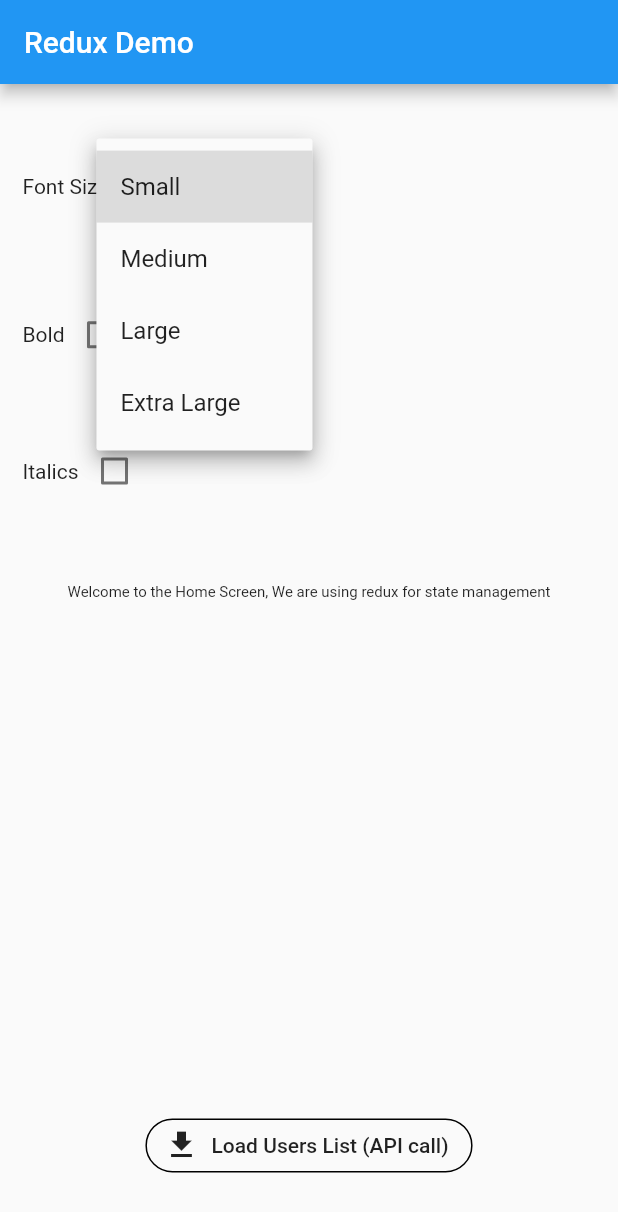
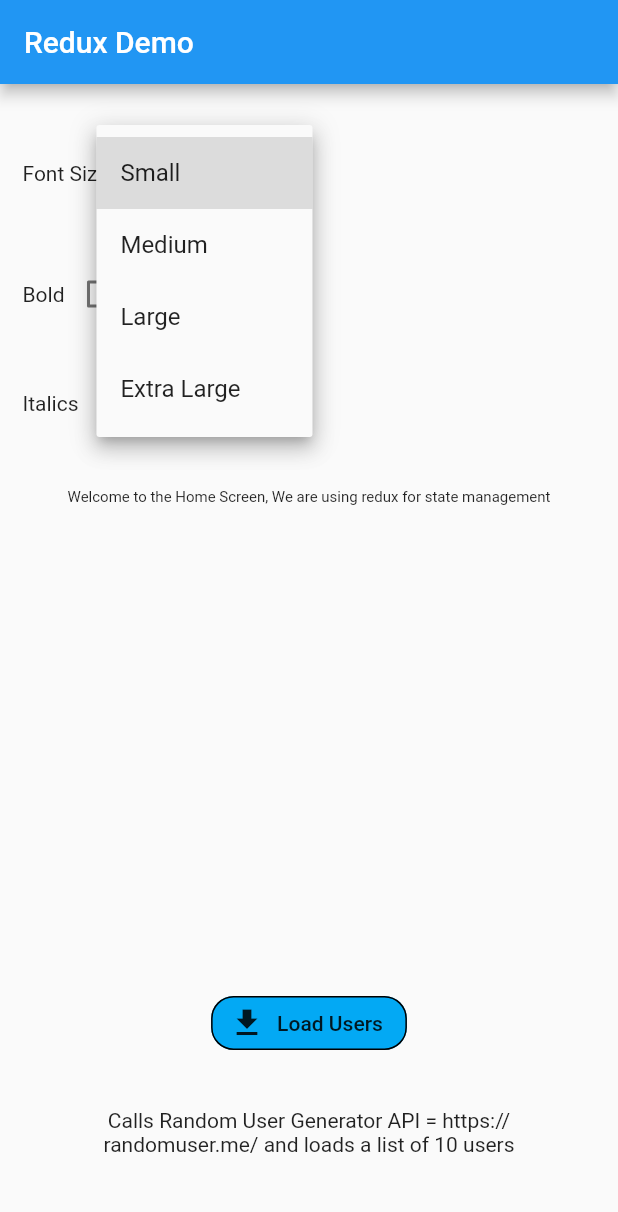
Before and after one commit to geekymon2/flutter_redux, a Flutter app: the screen it shows after launch, after a tap on "Small", on a phone screen of 412 x 824 dp. Shown: the top 1212 px of the screen. Run offline on Flutter 3.47's test engine with Material 2 defaults, Android fonts, the phone set to English and light mode, and no system bars; our stand-ins replace flutter_redux, redux; network calls fail.

Commit message:
refactor, added routing, added user list page

```diff
--- a/lib/app.dart
+++ b/lib/app.dart
@@ -1,9 +1,10 @@
 import 'package:flutter/material.dart';
 import 'package:flutter_redux/flutter_redux.dart';
 import 'package:redux/redux.dart';
-import 'package:reduxdemoapp/redux/actions/actions.dart';
-import 'package:reduxdemoapp/redux/selectors/selectors.dart';
+import 'package:reduxdemoapp/approute.dart';
+import 'package:reduxdemoapp/home.dart';
 import 'package:reduxdemoapp/state/appstate.dart';
+import 'package:reduxdemoapp/users.dart';
 
 class ReduxDemoApp extends StatelessWidget {
   final Store<AppState> store;
@@ -16,141 +17,37 @@ class ReduxDemoApp extends StatelessWidget {
         child: StoreConnector<AppState, _ViewModel>(
             converter: _ViewModel.fromStore,
             builder: (context, vm) => MaterialApp(
-                title: "Redux Demo",
-                home: Scaffold(
-                  appBar: AppBar(
-                    title: Text("Redux Demo"),
-                  ),
-                  body: Padding(
-                    padding: const EdgeInsets.all(15.0),
-                    child: Center(
-                      child: Column(
-                        mainAxisAlignment: MainAxisAlignment.spaceAround,
-                        children: <Widget>[
-                          Row(
-                            children: [
-                              Text("Font Size"),
-                              Padding(
-                                padding: const EdgeInsets.all(8.0),
-                                child: DropdownButton(
-                                    value: vm.fontSize,
-                                    items: [
-                                      DropdownMenuItem(
-                                        child: Text("Small"),
-                                        value: 10.0,
-                                      ),
-                                      DropdownMenuItem(
-                                        child: Text("Medium"),
-                                        value: 20.0,
-                                      ),
-                                      DropdownMenuItem(
-                                          child: Text("Large"), value: 30.0),
-                                      DropdownMenuItem(
-                                          child: Text("Extra Large"),
-                                          value: 40.0)
-                                    ],
-                                    onChanged: (value) {
-                                      StoreProvider.of<AppState>(context)
-                                          .dispatch(SetFontSizeAction(value));
-                                    }),
-                              ),
-                            ],
-                          ),
-                          Row(
-                            children: [
-                              Text("Bold"),
-                              Checkbox(
-                                  value: vm.isBold,
-                                  onChanged: (value) {
-                                    StoreProvider.of<AppState>(context)
-                                        .dispatch(ToggleBoldAction(value));
-                                  }),
-                            ],
-                          ),
-                          Row(
-                            children: [
-                              Text("Italics"),
-                              Checkbox(
-                                  value: vm.isItalic,
-                                  onChanged: (value) {
-                                    StoreProvider.of<AppState>(context)
-                                        .dispatch(ToggleItalicsAction(value));
-                                  }),
-                            ],
-                          ),
-                          Padding(
-                            padding: const EdgeInsets.all(8.0),
-                            child: Container(
-                              height: 300,
-                              child: Text(
-                                'Welcome to the Home Screen, We are using redux for state management',
-                                textAlign: TextAlign.center,
-                                style: TextStyle(
-                                    fontSize: vm.fontSize,
-                                    fontWeight: vm.isBold
-                                        ? FontWeight.bold
-                                        : FontWeight.normal,
-                                    fontStyle: vm.isItalic
-                                        ? FontStyle.italic
-                                        : FontStyle.normal),
-                              ),
-                            ),
-                          ),
-                          FlatButton.icon(
-                              onPressed: () {
-                                StoreProvider.of<AppState>(context)
-                                    .dispatch(FetchAPIDataAction());
-                              },
-                              icon: Icon(Icons.get_app),
-                              label: Text("Load Users List (API call)"),
-                              shape: RoundedRectangleBorder(
-                                  side: BorderSide(
-                                      color: Colors.black,
-                                      width: 1,
-                                      style: BorderStyle.solid),
-                                  borderRadius: BorderRadius.circular(50))),
-                        ],
-                      ),
-                    ),
-                  ), // This trailing comma makes auto-formatting nicer for build methods.
-                ))));
-
+                title: "Redux Demo App",
+                routes: _buildRoutes(store),
+                home: Home())));
     return result;
   }
 }
 
+Map<String, WidgetBuilder> _buildRoutes(Store store) {
+  return Map<String, WidgetBuilder>.fromIterable(
+    _getRoutes(store),
+    key: (dynamic route) => '${route.routeName}',
+    value: (dynamic route) => route.buildRoute,
+  );
+}
+
+List<AppRoute> _getRoutes(Store store) {
+  final List<AppRoute> routes = <AppRoute>[
+    AppRoute(
+      routeName: '/home',
+      buildRoute: (BuildContext context) => Home(),
+    ),
+    AppRoute(
+      routeName: '/users',
+      buildRoute: (BuildContext context) => Users(),
+    ),
+  ];
+  return routes;
+}
+
 class _ViewModel {
-  final bool isBold;
-  final bool isItalic;
-  final double fontSize;
-
-  _ViewModel({
-    @required this.isBold,
-    @required this.isItalic,
-    @required this.fontSize,
-  });
-
   static _ViewModel fromStore(Store<AppState> store) {
-    return _ViewModel(
-      isBold: boldSelector(store.state),
-      isItalic: italicSelector(store.state),
-      fontSize: fontSizeSelector(store.state),
-    );
+    return _ViewModel();
   }
-
-  @override
-  bool operator ==(Object other) =>
-      identical(this, other) ||
-      other is _ViewModel &&
-          runtimeType == other.runtimeType &&
-          isBold == other.isBold &&
-          isItalic == other.isItalic &&
-          fontSize == other.fontSize;
-
-  @override
-  int get hashCode =>
-      runtimeType.hashCode ^
-      isBold.hashCode ^
-      isItalic.hashCode ^
-      fontSize.hashCode;
 }
--- /dev/null
+++ b/lib/approute.dart
@@ -0,0 +1,17 @@
+import 'package:flutter/widgets.dart';
+
+class AppRoute {
+  const AppRoute({
+    @required this.routeName,
+    @required this.buildRoute,
+  })  : assert(routeName != null),
+        assert(buildRoute != null);
+
+  final String routeName;
+  final WidgetBuilder buildRoute;
+
+  @override
+  String toString() {
+    return '$runtimeType($routeName)';
+  }
+}
--- /dev/null
+++ b/lib/home.dart
@@ -0,0 +1,172 @@
+import 'package:flutter/material.dart';
+import 'package:flutter_redux/flutter_redux.dart';
+import 'package:redux/redux.dart';
+import 'package:reduxdemoapp/redux/actions/actions.dart';
+import 'package:reduxdemoapp/redux/selectors/selectors.dart';
+import 'package:reduxdemoapp/state/appstate.dart';
+
+class Home extends StatelessWidget {
+  Home({
+    Key key,
+  }) : super(key: key);
+
+  static final GlobalKey<ScaffoldState> scaffoldKey =
+      GlobalKey<ScaffoldState>();
+
+  @override
+  Widget build(BuildContext context) {
+    debugPrint('[BUILD] HomeScreen');
+
+    var result = StoreConnector<AppState, _ViewModel>(
+        converter: _ViewModel.fromStore,
+        builder: (context, vm) {
+          return Scaffold(
+            appBar: AppBar(
+              title: Text("Redux Demo"),
+            ),
+            body: Padding(
+              padding: const EdgeInsets.all(15.0),
+              child: Center(
+                child: Column(
+                  mainAxisAlignment: MainAxisAlignment.spaceAround,
+                  children: <Widget>[
+                    Row(
+                      children: [
+                        Text("Font Size"),
+                        Padding(
+                          padding: const EdgeInsets.all(8.0),
+                          child: DropdownButton(
+                              value: vm.fontSize,
+                              items: [
+                                DropdownMenuItem(
+                                  child: Text("Small"),
+                                  value: 10.0,
+                                ),
+                                DropdownMenuItem(
+                                  child: Text("Medium"),
+                                  value: 20.0,
+                                ),
+                                DropdownMenuItem(
+                                    child: Text("Large"), value: 30.0),
+                                DropdownMenuItem(
+                                    child: Text("Extra Large"), value: 40.0)
+                              ],
+                              onChanged: (value) {
+                                StoreProvider.of<AppState>(context)
+                                    .dispatch(SetFontSizeAction(value));
+                              }),
+                        ),
+                      ],
+                    ),
+                    Row(
+                      children: [
+                        Text("Bold"),
+                        Checkbox(
+                            value: vm.isBold,
+                            onChanged: (value) {
+                              StoreProvider.of<AppState>(context)
+                                  .dispatch(ToggleBoldAction(value));
+                            }),
+                      ],
+                    ),
+                    Row(
+                      children: [
+                        Text("Italics"),
+                        Checkbox(
+                            value: vm.isItalic,
+                            onChanged: (value) {
+                              StoreProvider.of<AppState>(context)
+                                  .dispatch(ToggleItalicsAction(value));
+                            }),
+                      ],
+                    ),
+                    Padding(
+                      padding: const EdgeInsets.all(8.0),
+                      child: Container(
+                        height: 300,
+                        child: Text(
+                          'Welcome to the Home Screen, We are using redux for state management',
+                          textAlign: TextAlign.center,
+                          style: TextStyle(
+                              fontSize: vm.fontSize,
+                              fontWeight: vm.isBold
+                                  ? FontWeight.bold
+                                  : FontWeight.normal,
+                              fontStyle: vm.isItalic
+                                  ? FontStyle.italic
+                                  : FontStyle.normal),
+                        ),
+                      ),
+                    ),
+                    FlatButton.icon(
+                        onPressed: () {
+                          StoreProvider.of<AppState>(context)
+                              .dispatch(FetchAPIDataAction());
+
+                          Navigator.pushNamed(context, '/users');
+                        },
+                        color: Colors.lightBlue,
+                        icon: Icon(Icons.get_app),
+                        label: Text("Load Users"),
+                        shape: RoundedRectangleBorder(
+                            side: BorderSide(
+                                color: Colors.black,
+                                width: 1,
+                                style: BorderStyle.solid),
+                            borderRadius: BorderRadius.circular(15))),
+                    Padding(
+                      padding: const EdgeInsets.all(8.0),
+                      child: Container(
+                        height: 50,
+                        child: Text(
+                          'Calls Random User Generator API = https://randomuser.me/ and loads a list of 10 users',
+                          textAlign: TextAlign.center,
+                        ),
+                      ),
+                    )
+                  ],
+                ),
+              ),
+            ), // This trailing comma makes auto-formatting nicer for build methods.
+          );
+        });
+
+    return result;
+  }
+}
+
+class _ViewModel {
+  final bool isBold;
+  final bool isItalic;
+  final double fontSize;
+
+  _ViewModel({
+    @required this.isBold,
+    @required this.isItalic,
+    @required this.fontSize,
+  });
+
+  static _ViewModel fromStore(Store<AppState> store) {
+    return _ViewModel(
+      isBold: boldSelector(store.state),
+      isItalic: italicSelector(store.state),
+      fontSize: fontSizeSelector(store.state),
+    );
+  }
+
+  @override
+  bool operator ==(Object other) =>
+      identical(this, other) ||
+      other is _ViewModel &&
+          runtimeType == other.runtimeType &&
+          isBold == other.isBold &&
+          isItalic == other.isItalic &&
+          fontSize == other.fontSize;
+
+  @override
+  int get hashCode =>
+      runtimeType.hashCode ^
+      isBold.hashCode ^
+      isItalic.hashCode ^
+      fontSize.hashCode;
+}
--- a/lib/redux/middleware/middleware.dart
+++ b/lib/redux/middleware/middleware.dart
@@ -9,11 +9,14 @@ final String apiUrl = "https://randomuser.me/api/?results=10";
 
 void storeOptionsMiddleware(
     Store<AppState> store, dynamic action, NextDispatcher next) {
+
   if (action is FetchAPIDataAction) {
     fetchUsers().then((value) {
       store.dispatch(APIDataLoadedAction(value));
     });
   }
+
+
 
   next(action);
 }
--- a/lib/redux/reducers/app_state_reducer.dart
+++ b/lib/redux/reducers/app_state_reducer.dart
@@ -1,6 +1,7 @@
 import 'package:flutter/material.dart';
 import 'package:reduxdemoapp/redux/reducers/bold_reducer.dart';
 import 'package:reduxdemoapp/redux/reducers/italics_reducer.dart';
+import 'package:reduxdemoapp/redux/reducers/userlist_reducer.dart';
 import 'package:reduxdemoapp/state/appstate.dart';
 import 'package:reduxdemoapp/redux/reducers/fontsize_reducer.dart';
 
@@ -12,6 +13,7 @@ AppState appReducer(AppState state, dynamic action) {
     bold: boldReducer(state.bold, action),
     italic: italicsReducer(state.italic, action),
     fontSize: fontSizeReducer(state.fontSize, action),
+    userList: userListReducer(state.userList, action),
   );
 
   return newState;
--- /dev/null
+++ b/lib/redux/reducers/userlist_reducer.dart
@@ -0,0 +1,12 @@
+import 'package:redux/redux.dart';
+import 'package:reduxdemoapp/model/usermodel.dart';
+import 'package:reduxdemoapp/redux/actions/actions.dart';
+
+final userListReducer = combineReducers<List<User>>([
+  TypedReducer<List<User>, APIDataLoadedAction>(_activeUserListReducer),
+]);
+
+List<User> _activeUserListReducer(
+    List<User> userList, APIDataLoadedAction action) {
+  return action.userList;
+}
--- a/lib/redux/selectors/selectors.dart
+++ b/lib/redux/selectors/selectors.dart
@@ -1,7 +1,10 @@
 //AppState Persistent Options
+import 'package:reduxdemoapp/model/usermodel.dart';
 import 'package:reduxdemoapp/state/appstate.dart';
 
 bool boldSelector(AppState state) => (state != null) ? state.bold : false;
 bool italicSelector(AppState state) => (state != null) ? state.italic : false;
 double fontSizeSelector(AppState state) =>
     (state != null) ? state.fontSize : 10.0;
+List<User> userListSelector(AppState state) =>
+    (state != null) ? state.userList : List<User>();
--- a/lib/state/appstate.dart
+++ b/lib/state/appstate.dart
@@ -1,20 +1,23 @@
 import 'package:flutter/material.dart';
+import 'package:reduxdemoapp/model/usermodel.dart';
 
 class AppState {
-  AppState({this.bold, this.italic, this.fontSize});
+  AppState({this.bold, this.italic, this.fontSize, this.userList});
 
   final bool bold;
   final bool italic;
   final double fontSize;
+  final List<User> userList;
 
-  factory AppState.initial() =>
-      AppState(bold: false, italic: false, fontSize: 10.0);
+  factory AppState.initial() => AppState(
+      bold: false, italic: false, fontSize: 10.0, userList: List<User>());
 
   AppState copyWith({bool bold, bool italic, double fontSize}) {
     return AppState(
         bold: bold ?? this.bold,
         italic: italic ?? this.italic,
-        fontSize: fontSize ?? this.fontSize);
+        fontSize: fontSize ?? this.fontSize,
+        userList: userList ?? this.userList);
   }
 
   @override
@@ -23,18 +26,15 @@ class AppState {
     final AppState typedOther = other;
     return bold == typedOther.bold &&
         italic == typedOther.italic &&
-        fontSize == typedOther.fontSize;
+        fontSize == typedOther.fontSize &&
+        userList == typedOther.userList;
   }
 
   @override
-  int get hashCode => hashValues(
-        bold,
-        italic,
-        fontSize
-      );
+  int get hashCode => hashValues(bold, italic, fontSize, userList);
 
   @override
   String toString() {
-    return 'AppState{bold: $bold, italic: $italic, size: $fontSize}';
+    return 'AppState{bold: $bold, italic: $italic, size: $fontSize, users: ${userList.length}}';
   }
 }
--- /dev/null
+++ b/lib/users.dart
@@ -0,0 +1,64 @@
+import 'package:flutter/material.dart';
+import 'package:flutter_redux/flutter_redux.dart';
+import 'package:redux/redux.dart';
+import 'package:reduxdemoapp/model/usermodel.dart';
+import 'package:reduxdemoapp/redux/selectors/selectors.dart';
+import 'package:reduxdemoapp/state/appstate.dart';
+
+class Users extends StatelessWidget {
+  @override
+  Widget build(BuildContext context) {
+    return StoreConnector<AppState, _ViewModel>(
+      converter: _ViewModel.fromStore,
+      builder: (context, vm) {
+        Widget body;
+
+        body = ListView.separated(
+          padding: const EdgeInsets.all(16.0),
+          itemCount: vm.userList.length,
+          separatorBuilder: (context, index) => Divider(),
+          itemBuilder: (context, i) {
+            User user = vm.userList[i];
+
+            return ListTile(
+              subtitle: Text(user.location),
+              title: Text(
+                user.name + " (" + user.email + ")",
+              ),
+              onTap: () {},
+            );
+          },
+        );
+
+        return Scaffold(
+          appBar: AppBar(
+            title: Text('Users list'),
+          ),
+          body: body,
+        );
+      },
+    );
+  }
+}
+
+class _ViewModel {
+  final List<User> userList;
+
+  _ViewModel({@required this.userList});
+
+  static _ViewModel fromStore(Store<AppState> store) {
+    return _ViewModel(
+      userList: userListSelector(store.state),
+    );
+  }
+
+  @override
+  bool operator ==(Object other) =>
+      identical(this, other) ||
+      other is _ViewModel &&
+          runtimeType == other.runtimeType &&
+          userList == other.userList;
+
+  @override
+  int get hashCode => runtimeType.hashCode ^ userList.hashCode;
+}
```
